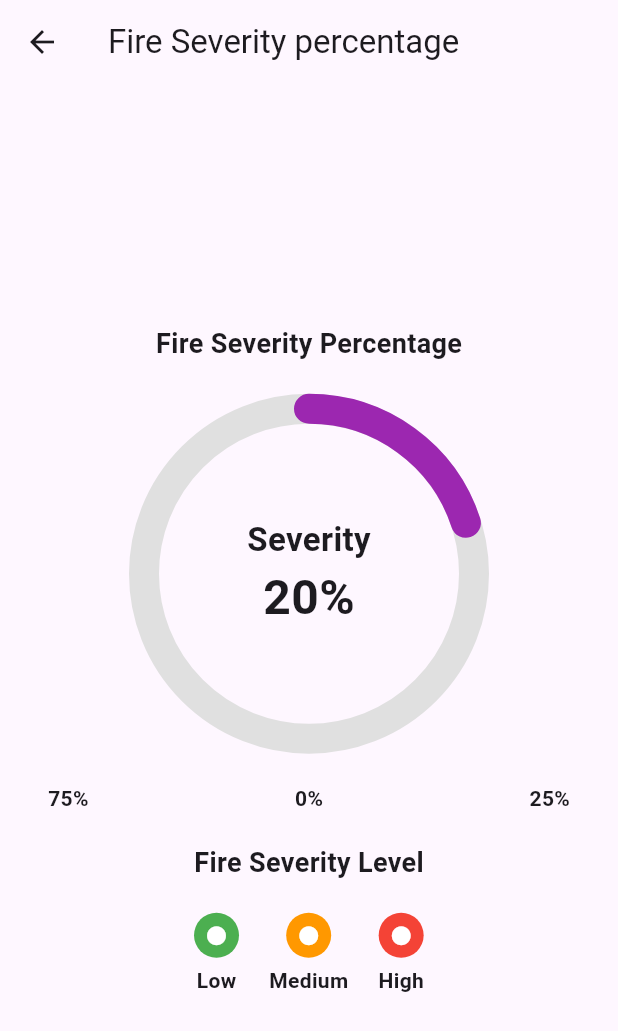
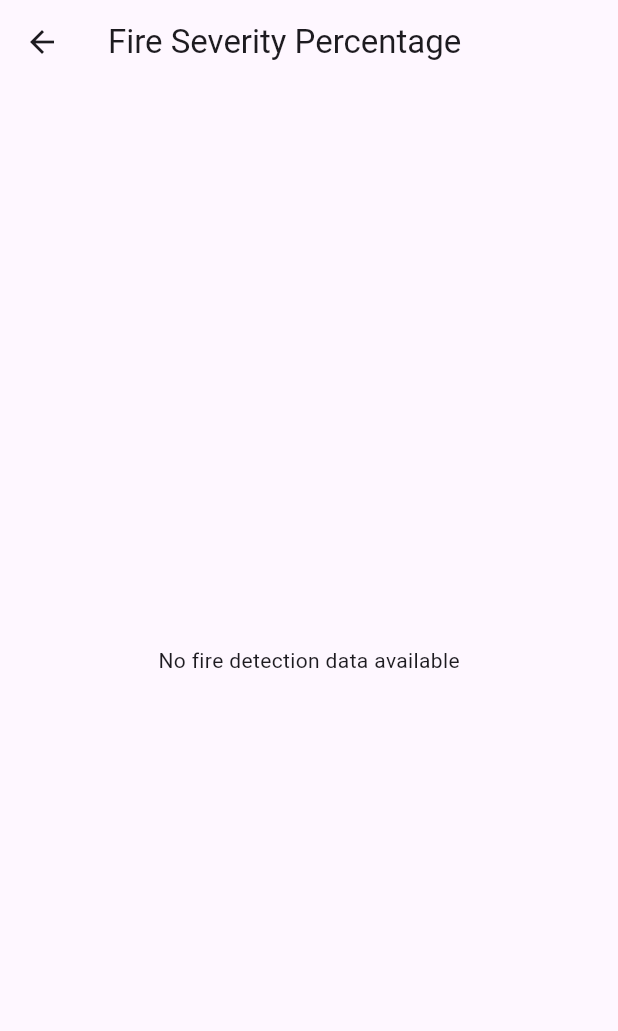
Before and after one commit to gimhantharuke456/onfire, a Flutter app: the FireSeverityPercentageView screen opened directly, on a phone screen of 412 x 824 dp. Shown: the top 1031 px of the screen. Run offline on Flutter 3.47's test engine with Material 3 defaults, Android fonts, the light colour scheme and no system bars; drawn by our look-alikes of percent_indicator; our stand-ins replace firebase_auth, firebase_core, firebase_database; accounts and stored records are empty.

Commit message:
ADD:order added

```diff
--- a/lib/models/fire.detection.model.dart
+++ b/lib/models/fire.detection.model.dart
@@ -16,6 +16,7 @@ class FireDetectionData {
   });
 
   factory FireDetectionData.fromMap(String docId, Map<Object?, Object?> map) {
+    print("abc is $map");
     return FireDetectionData(
       id: docId,
       distanceToFire: (map['distance_to_fire'] as num).toDouble(),
--- a/lib/models/fire.detection.service.dart
+++ b/lib/models/fire.detection.service.dart
@@ -11,12 +11,18 @@ class FireDetectionService {
       final data = event.snapshot.value as Map<Object?, Object?>?;
       if (data == null) return [];
 
-      return data.entries.map((entry) {
+      final fireDataList = data.entries.map((entry) {
         return FireDetectionData.fromMap(
           entry.key.toString(),
           entry.value as Map<Object?, Object?>,
         );
       }).toList();
+
+      // Sort by timestamp in descending order
+      fireDataList.sort((a, b) =>
+          DateTime.parse(b.timestamp).compareTo(DateTime.parse(a.timestamp)));
+
+      return fireDataList;
     });
   }
 
--- a/lib/views/fire.seviority.percentage.view.dart
+++ b/lib/views/fire.seviority.percentage.view.dart
@@ -1,4 +1,6 @@
 import 'package:flutter/material.dart';
+import 'package:onfire/models/fire.detection.model.dart';
+import 'package:onfire/models/fire.detection.service.dart';
 import 'package:percent_indicator/percent_indicator.dart';
 
 class FireSeverityPercentageView extends StatelessWidget {
@@ -6,19 +8,36 @@ class FireSeverityPercentageView extends StatelessWidget {
 
   @override
   Widget build(BuildContext context) {
-    // Fire severity value to display in the center (e.g., 0.2 for 20%)
-    const double severityValue = 0.2;
+    final _fireDetectionService = FireDetectionService();
 
     return Scaffold(
       appBar: AppBar(
-        title: Text("Fire Severity percentage"),
+        title: Text("Fire Severity Percentage"),
       ),
       body: Padding(
         padding: const EdgeInsets.all(32),
-        child: Column(
+        child: StreamBuilder<List<FireDetectionData>>(
+          stream: _fireDetectionService.getFireDetectionStream(),
+          builder: (context, snapshot) {
+            if (snapshot.connectionState == ConnectionState.waiting) {
+              return Center(child: CircularProgressIndicator());
+            }
+            if (snapshot.hasError) {
+              return Center(child: Text('Error: ${snapshot.error}'));
+            }
+            if (!snapshot.hasData || snapshot.data!.isEmpty) {
+              return Center(child: Text('No fire detection data available'));
+            }
+
+            // Here we take the first data item for simplicity
+            final fireData = snapshot.data!.first;
+            print("Fire Data ${fireData.severityValue}");
+            final severityValue = fireData.severityValue / 100.0;
+
+            return Column(
               mainAxisAlignment: MainAxisAlignment.center,
               children: [
-            Text(
+                const Text(
                   'Fire Severity Percentage',
                   style: TextStyle(fontSize: 18, fontWeight: FontWeight.bold),
                 ),
@@ -26,21 +45,24 @@ class FireSeverityPercentageView extends StatelessWidget {
                 CircularPercentIndicator(
                   radius: 120.0,
                   lineWidth: 20.0,
-              percent: severityValue,
+                  percent:
+                      severityValue.clamp(0.0, 1.0), // Ensure within bounds
                   center: Column(
                     mainAxisAlignment: MainAxisAlignment.center,
                     children: [
-                  Text(
+                      const Text(
                         'Severity',
-                    style: TextStyle(fontSize: 22, fontWeight: FontWeight.bold),
+                        style: TextStyle(
+                            fontSize: 22, fontWeight: FontWeight.bold),
                       ),
                       Text(
                         '${(severityValue * 100).toInt()}%',
-                    style: TextStyle(fontSize: 32, fontWeight: FontWeight.bold),
+                        style: TextStyle(
+                            fontSize: 32, fontWeight: FontWeight.bold),
                       ),
                     ],
                   ),
-              progressColor: Colors.purple, // Adjust color to match image
+                  progressColor: Colors.purple,
                   backgroundColor: Colors.grey[300]!,
                   circularStrokeCap: CircularStrokeCap.round,
                 ),
@@ -70,6 +92,8 @@ class FireSeverityPercentageView extends StatelessWidget {
                   ],
                 ),
               ],
+            );
+          },
         ),
       ),
     );
--- a/lib/views/pressure.cotroll.view.dart
+++ b/lib/views/pressure.cotroll.view.dart
@@ -24,14 +24,14 @@ class _PressureControlViewState extends State<PressureControlView> {
           stream: _fireDetectionService.getFireDetectionStream(),
           builder: (context, snapshot) {
             if (snapshot.hasError) {
-              return Center(child: Text('Error: ${snapshot.error}'));
+              return Center(child: Text('Errors: ${snapshot.error}'));
             }
 
             if (!snapshot.hasData || snapshot.data!.isEmpty) {
               return const Center(child: CircularProgressIndicator());
             }
 
-            final fireData = snapshot.data!.first; // Using the first record
+            final fireData = snapshot.data!.first;
             final isNozzleOn = fireData.nozzleStatus == "ON";
 
             return Padding(
```
Lines whose indentation alone changed are shown as unchanged.
